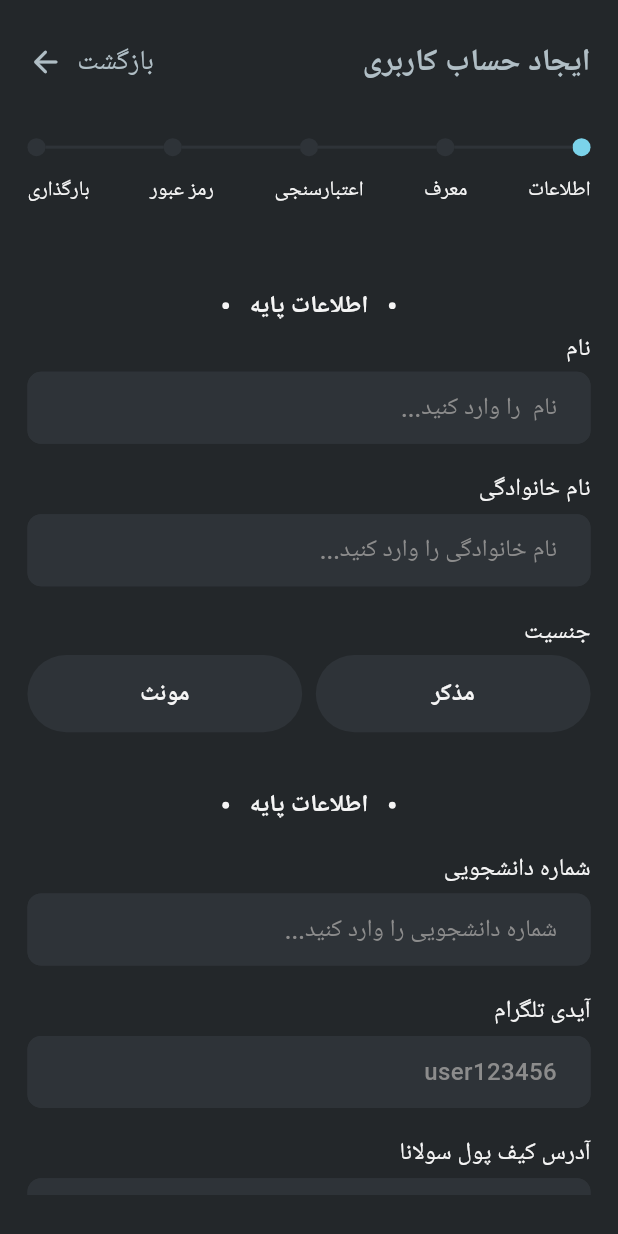
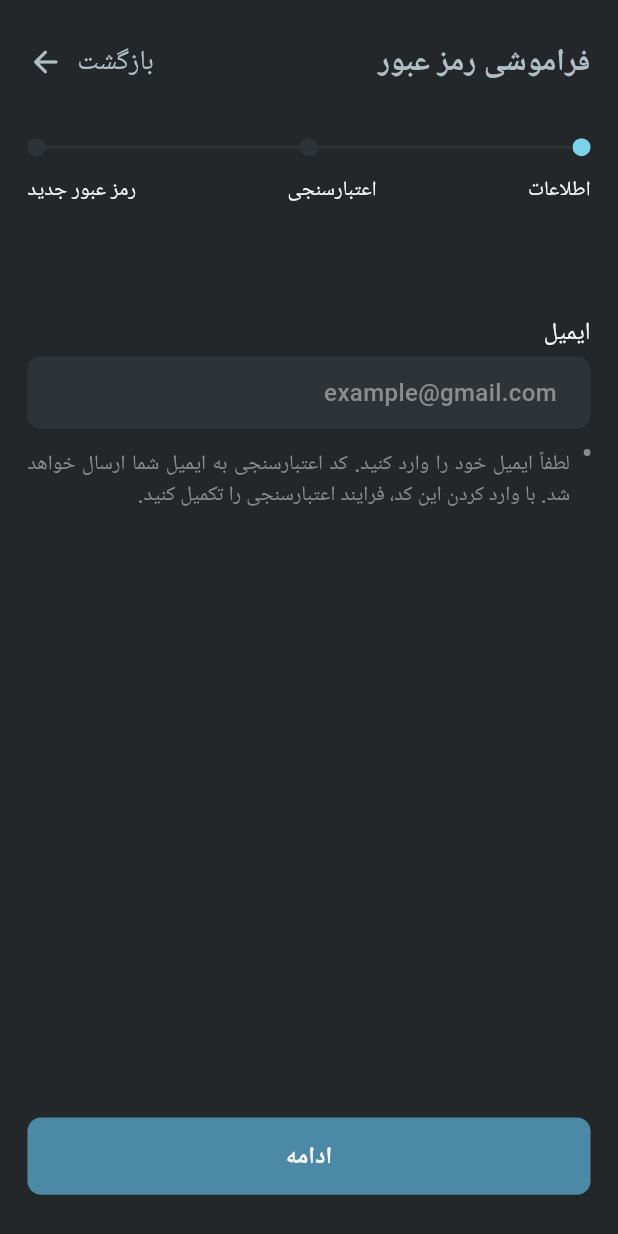
Before and after one commit to Muhammad1831/Dariwall, a Flutter app: the screen it shows after launch, on a phone screen of 412 x 824 dp. Run offline on Flutter 3.47's test engine with Material 3 defaults, Android fonts, the phone set to English and light mode, and no system bars; our stand-ins replace dotted_border, flutter_screenutil, go_router; Roboto replaces fonts that are missing (IRANSansWeb).

Commit message:
compelet design forgetpass page

```diff
--- a/lib/constant/app_string.dart
+++ b/lib/constant/app_string.dart
@@ -6,6 +6,8 @@ abstract class AppString {
   static const String phoneNumber = 'شماره تلفن همراه';
   static const String password = 'رمز عبور';
   static const String repeatPassword = 'تکرار رمز عبور';
+  static const String newPassword = 'رمز عبور جدید';
+  static const String newRepeatPassword = 'تکرار رمز عبور جدید';
   static const String enterInAccount = 'ورود به حساب';
   static const String forgotPassword = 'فراموشی رمز عبور';
   static const String dontHaveAccount = 'حساب کاربری ندارید؟';
--- a/lib/main.dart
+++ b/lib/main.dart
@@ -1,8 +1,9 @@
 import 'package:flutter/material.dart';
 import 'package:flutter_screenutil/flutter_screenutil.dart';
 import 'package:flutter_localizations/flutter_localizations.dart';
-import 'package:ostad/pages/login_page.dart';
-import 'package:ostad/pages/sign_up_page.dart';
+import 'package:ostad/pages/forget_password/forget_password_page.dart';
+import 'package:ostad/pages/login/login_page.dart';
+import 'package:ostad/pages/sign_up/sign_up_page.dart';
 import 'package:ostad/style/app_theme.dart';
 
 Future<void> main() async {
@@ -38,7 +39,7 @@ class MyApp extends StatelessWidget {
             Locale('fa', 'IR'),
           ],
           theme: darkTheme,
-          home: SignUpPage(),
+          home: ForgetPasswordPage(),
         );
       },
     );
--- /dev/null
+++ b/lib/pages/forget_password/forget_password_page.dart
@@ -0,0 +1,175 @@
+import 'package:flutter/material.dart';
+import 'package:ostad/constant/app_dimens.dart';
+import 'package:ostad/constant/app_string.dart';
+import 'package:ostad/pages/forget_password/widget/enter_email.dart';
+import 'package:ostad/pages/forget_password/widget/new_password.dart';
+import 'package:ostad/pages/sign_up/sign_up_page.dart';
+import 'package:ostad/widgets/app_header.dart';
+
+enum Step {
+  information,
+  otp,
+  newPassword,
+}
+
+class ForgetPasswordPage extends StatefulWidget {
+  const ForgetPasswordPage({super.key});
+
+  @override
+  State<ForgetPasswordPage> createState() => _ForgetPasswordPageState();
+}
+
+class _ForgetPasswordPageState extends State<ForgetPasswordPage> {
+  Step currentStep = Step.information;
+  String _email = '';
+
+  void nextStep() {
+    setState(() {
+      if (currentStep.index < Step.values.length - 1) {
+        currentStep = Step.values[currentStep.index + 1];
+      }
+    });
+  }
+
+  void previousStep() {
+    setState(() {
+      if (currentStep.index > 0) {
+        currentStep = Step.values[currentStep.index - 1];
+      }
+    });
+  }
+
+  @override
+  Widget build(BuildContext context) {
+    final theme = Theme.of(context);
+
+    return SafeArea(
+      child: Scaffold(
+        backgroundColor: Theme.of(context).scaffoldBackgroundColor,
+        body: Padding(
+          padding: EdgeInsets.symmetric(
+            horizontal: AppDimens.paddingLarge,
+            vertical: AppDimens.paddingVeryLarge,
+          ),
+          child: Column(
+            // crossAxisAlignment: CrossAxisAlignment.start,
+            children: [
+              AppHeader(
+                headerText: AppString.forgotPassword,
+                onTap: () {
+                  previousStep();
+                },
+              ),
+              AppDimens.vSpaceVeryLarge,
+              // progress bar
+              Row(
+                children: [
+                  SizedBox(
+                    width: 12,
+                    height: 12,
+                    child: DecoratedBox(
+                      decoration: BoxDecoration(
+                        color: currentStep.index >= Step.values[Step.information.index].index
+                            ? theme.colorScheme.tertiary
+                            : theme.colorScheme.surface,
+                        shape: BoxShape.circle,
+                      ),
+                    ),
+                  ),
+                  Expanded(
+                    child: SizedBox(
+                      height: 2,
+                      child: DecoratedBox(
+                        decoration: BoxDecoration(
+                          color: currentStep.index >= Step.values[Step.otp.index].index
+                              ? theme.colorScheme.tertiary
+                              : theme.colorScheme.surface,
+                        ),
+                      ),
+                    ),
+                  ),
+                  SizedBox(
+                    width: 12,
+                    height: 12,
+                    child: DecoratedBox(
+                      decoration: BoxDecoration(
+                        color: currentStep.index >= Step.values[Step.otp.index].index
+                            ? theme.colorScheme.tertiary
+                            : theme.colorScheme.surface,
+                        shape: BoxShape.circle,
+                      ),
+                    ),
+                  ),
+                  Expanded(
+                    child: SizedBox(
+                      height: 2,
+                      child: DecoratedBox(
+                        decoration: BoxDecoration(
+                          color: currentStep.index >= Step.values[Step.newPassword.index].index
+                              ? theme.colorScheme.tertiary
+                              : theme.colorScheme.surface,
+                        ),
+                      ),
+                    ),
+                  ),
+                  SizedBox(
+                    width: 12,
+                    height: 12,
+                    child: DecoratedBox(
+                      decoration: BoxDecoration(
+                        color: currentStep.index >= Step.values[Step.newPassword.index].index
+                            ? theme.colorScheme.tertiary
+                            : theme.colorScheme.surface,
+                        shape: BoxShape.circle,
+                      ),
+                    ),
+                  ),
+                ],
+              ),
+              AppDimens.vSpaceSmall,
+              Row(
+                mainAxisAlignment: MainAxisAlignment.spaceBetween,
+                children: [
+                  Text(
+                    AppString.info,
+                    style: theme.textTheme.bodySmall,
+                  ),
+                  Text(
+                    AppString.validation,
+                    style: theme.textTheme.bodySmall,
+                  ),
+                  Text(
+                    AppString.newPassword,
+                    style: theme.textTheme.bodySmall,
+                  ),
+                ],
+              ),
+              AppDimens.vSpaceMedium,
+              if (currentStep == Step.information)
+                EnterEmailStep(
+                  onTapContinue: (email) {
+                    _email = email;
+                    nextStep();
+                  },
+                ),
+
+              if (currentStep == Step.otp)
+                OtpStep(
+                  email: _email,
+                  onTapContinue: nextStep,
+                  onTapResend: () {
+                    // handle resend logic
+                  },
+                ),
+
+              if (currentStep == Step.newPassword)
+                NewPasswordStep(
+                  onTapContinue: nextStep,
+                ),
+            ],
+          ),
+        ),
+      ),
+    );
+  }
+}
--- /dev/null
+++ b/lib/pages/forget_password/widget/enter_email.dart
@@ -0,0 +1,62 @@
+import 'package:flutter/material.dart';
+import 'package:ostad/constant/app_dimens.dart';
+import 'package:ostad/constant/app_string.dart';
+import 'package:ostad/pages/sign_up/sign_up_page.dart';
+import 'package:ostad/widgets/app_button.dart';
+import 'package:ostad/widgets/app_text_field.dart';
+
+class EnterEmailStep extends StatefulWidget {
+  const EnterEmailStep({
+    super.key,
+    required this.onTapContinue,
+  });
+
+  final void Function(String email) onTapContinue;
+
+  @override
+  State<EnterEmailStep> createState() => _EnterEmailStepState();
+}
+
+class _EnterEmailStepState extends State<EnterEmailStep> {
+  late final TextEditingController _email;
+
+  @override
+  void initState() {
+    super.initState();
+    _email = TextEditingController();
+  }
+
+  @override
+  void dispose() {
+    _email.dispose();
+    super.dispose();
+  }
+
+  @override
+  Widget build(BuildContext context) {
+    return Expanded(
+      child: Column(
+        children: [
+          AppDimens.vSpaceExtraLarge,
+          AppTextFormField.withTitle(
+            title: AppString.email,
+            controller: _email,
+            validationType: ValidationType.email,
+            hintText: AppString.emailHint,
+          ),
+          AppDimens.vSpaceSmall,
+          BulletText(
+            text: AppString.enterYourEmailForVerification,
+          ),
+          const Spacer(),
+          AppButton(
+            text: AppString.continueText,
+            onTap: () {
+              widget.onTapContinue(_email.text);
+            },
+          ),
+        ],
+      ),
+    );
+  }
+}
--- a/lib/pages/sign_up_page.dart
+++ b/lib/pages/sign_up/sign_up_page.dart
@@ -773,7 +773,10 @@ class _UploadStepState extends State<UploadStep> {
                   child: Column(
                     mainAxisSize: MainAxisSize.min,
                     children: [
-                      Image.asset(AppImages.card),
+                      Image.asset(
+                        AppImages.card,
+                        fit: BoxFit.scaleDown,
+                      ),
                       AppDimens.vSpaceLarge,
                       Text(
                         AppString.noDocumentUploaded,
```
Also changed, not shown: lib/pages/forget_password/widget/new_password.dart (added, +61 -0 lines), lib/pages/forget_password/widget/otp.dart (added, +139 -0 lines), lib/pages/login/login_page.dart (renamed from lib/pages/login_page.dart).
